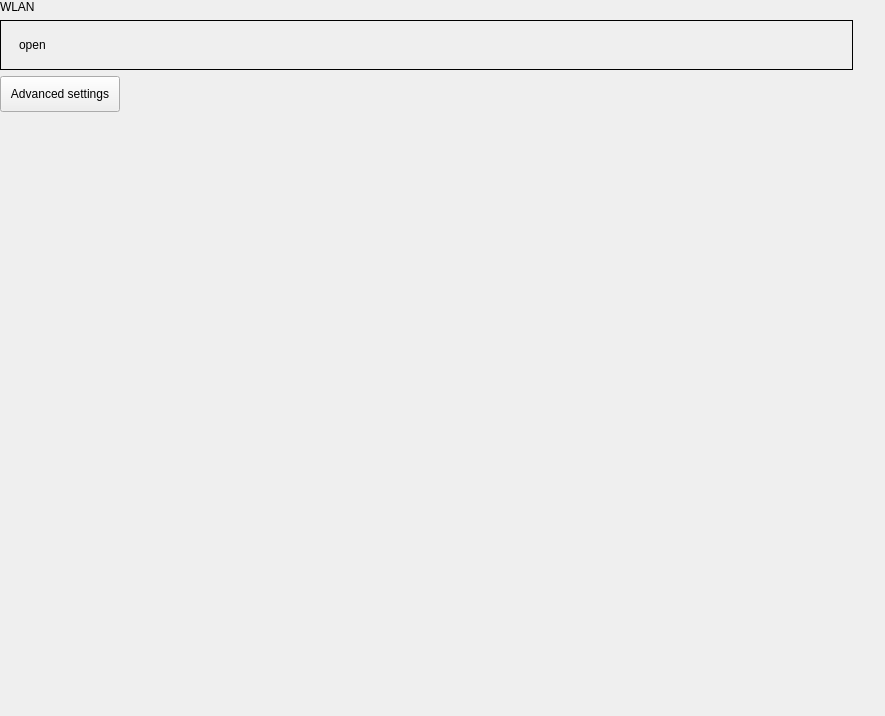
Before: the Qt Designer form plugins/network/wlanconnect/wlanconnect.ui in ukui/ukui-control-center, drawn with Qt 5.
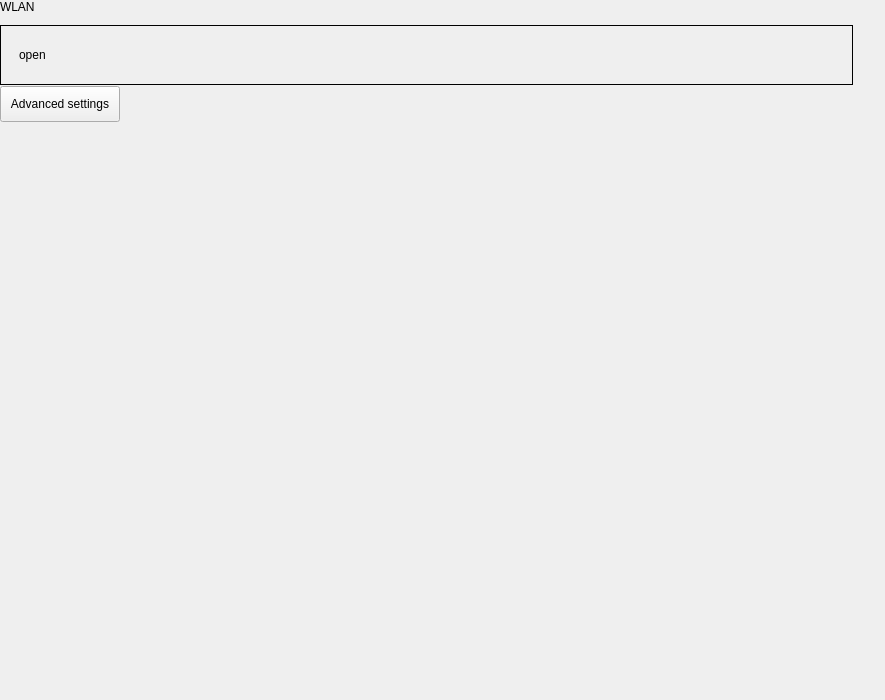
After: the same form once the commit is applied. Custom widgets are drawn as their Qt base class.

Diff of the .ui file:
```diff
--- a/plugins/network/wlanconnect/wlanconnect.ui
+++ b/plugins/network/wlanconnect/wlanconnect.ui
@@ -7,7 +7,7 @@
     <x>0</x>
     <y>0</y>
     <width>885</width>
-    <height>716</height>
+    <height>700</height>
    </rect>
   </property>
   <property name="windowTitle">
@@ -52,7 +52,7 @@
        <property name="minimumSize">
         <size>
          <width>0</width>
-         <height>50</height>
+         <height>60</height>
         </size>
        </property>
        <property name="maximumSize">
```
